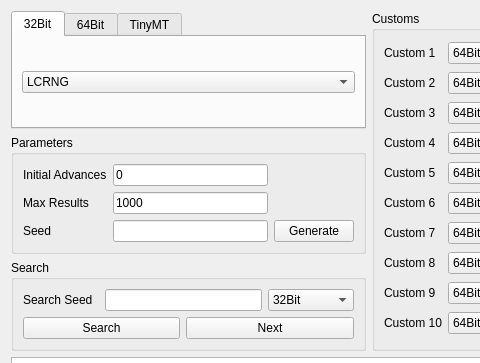
Qt form Forms/Util/Researcher.ui (Admiral-Fish/PokeFinder) before a commit; both pictures show x 0 to 480 and y 0 to 363 of the 870 by 670 pixel window.
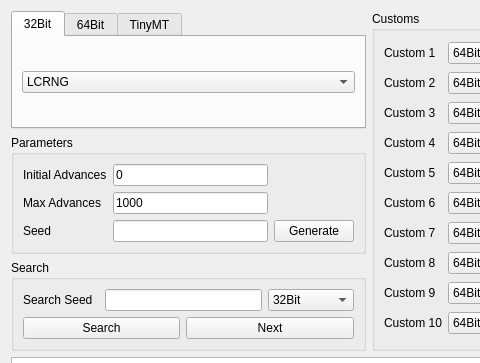
The same form after that commit. Custom widgets are drawn as their Qt base class.

Commit message: Rename maxResults to maxAdvances

Patch:
```diff
--- a/Forms/Util/Researcher.ui
+++ b/Forms/Util/Researcher.ui
@@ -2522,7 +2522,7 @@
       <item row="1" column="0">
        <widget class="QLabel" name="labelMaxResults">
         <property name="text">
-         <string>Max Results</string>
+         <string>Max Advances</string>
         </property>
        </widget>
       </item>
```
Left out of the diff: 6 changed lines with no effect on the pictures. The commit also changes 72 other files.
